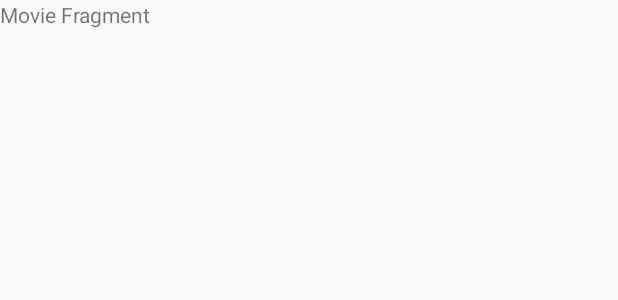
After one commit to jordilucas/FanMovieApp, an Android app: the layout fragment_movies.xml on its own in the app's theme, with its tools: preview values and no code run, on a phone screen of 412 x 824 dp. The commit adds this screen. Shown: the top 300 px of the screen. Run offline under Robolectric (Android 15) with nearby library versions, the phone set to English and light mode, and no system bars.

Commit message:
Criação de base para fragment de filmes

```diff
--- /dev/null
+++ b/app/src/main/res/layout/fragment_movies.xml
@@ -0,0 +1,12 @@
+<FrameLayout xmlns:android="http://schemas.android.com/apk/res/android"
+    xmlns:tools="http://schemas.android.com/tools"
+    android:layout_width="match_parent"
+    android:layout_height="match_parent"
+    tools:context="com.sda.david.fanmovieapp.movies.MovieFragment">
+
+    <TextView
+        android:layout_width="match_parent"
+        android:layout_height="match_parent"
+        android:text="Movie Fragment" />
+
+</FrameLayout>
```
Also changed, not shown: app/src/main/java/com/sda/david/fanmovieapp/BaseActivity.java (+19 -2 lines), app/src/main/java/com/sda/david/fanmovieapp/movies/MovieFragment.java (added, +54 -0 lines).
